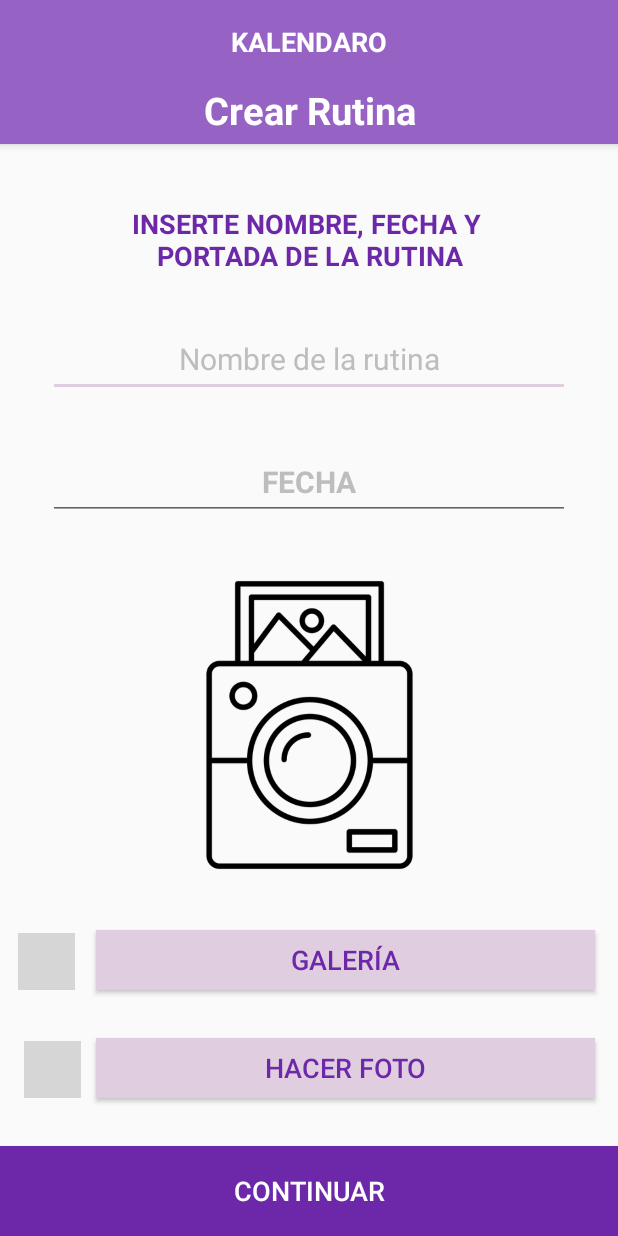
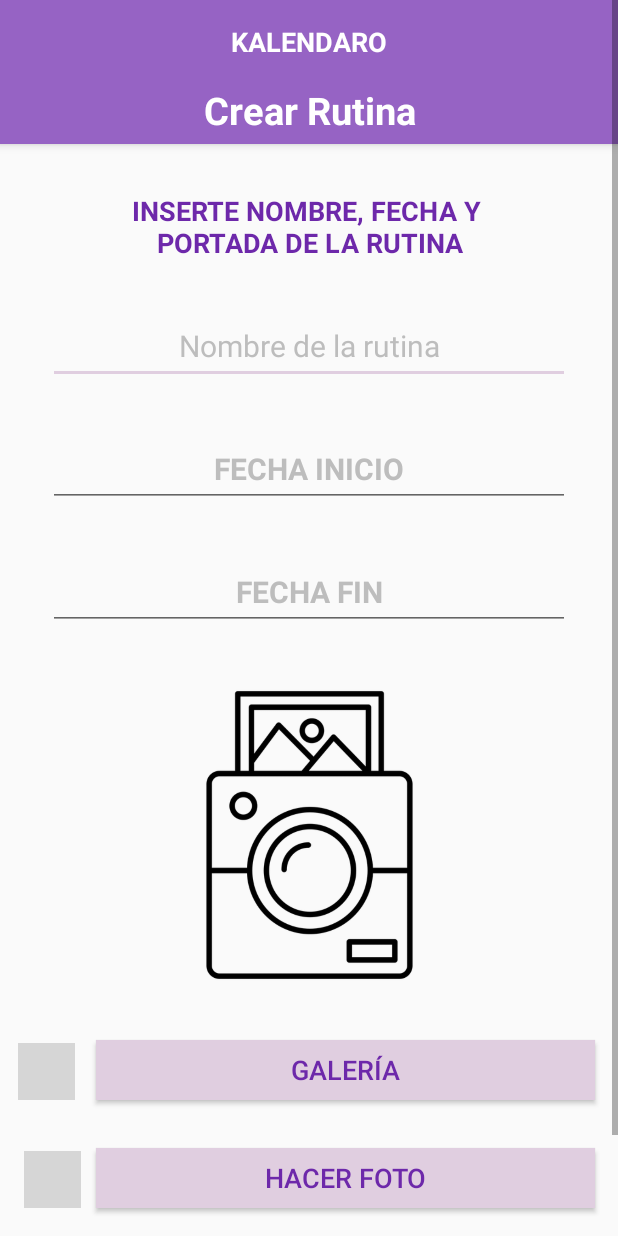
Before and after one commit to raquelmgv/kalendaro, an Android app: the layout activity_crear_rutina.xml on its own in the app's theme, with its tools: preview values and no code run, on a phone screen of 412 x 824 dp. Run offline under Robolectric (Android 15) with nearby library versions, the phone set to English and light mode, and no system bars; grey boxes are pictures that could not be loaded.

Commit message:
Rutinas con hora de inicio y hora de fin en Dia Calendar (Falta hacer que aparezcan en en dia actual)

```diff
--- a/app/src/main/java/Data/CrearRutinaHelper.kt
+++ b/app/src/main/java/Data/CrearRutinaHelper.kt
@@ -2,8 +2,6 @@ package Data
 
 data class CrearRutinaHelper(
     var nombreRutina: String,
-    var dia: String,
-    var mes: String,
-    var anio: String,
-    var fecha: String
+    var fechaInicio: String,
+    var fechaFin: String
 )
--- a/app/src/main/java/com/raquelgonzalezvillaescusa/kalendaro/activities/DiaActual.kt
+++ b/app/src/main/java/com/raquelgonzalezvillaescusa/kalendaro/activities/DiaActual.kt
@@ -113,7 +113,7 @@ class DiaActual : AppCompatActivity() {
             reference.child(fecha).setValue(diaActHelper)
         }
 
-        /*Si pasamos la fecha a la pagina de creación de rutinas, significa que se pondra por defecto en la actividad la fecha y la hora del dia en el que estamos*/
+        /* Se pondra por defecto en la actividad la fecha del dia del calendario en el que se está*/
         buttonCrearRutina.setOnClickListener {
             if(!fecha.isBlank()) {
                 intent = Intent(this@DiaActual, CategoriasActivity::class.java)
--- a/app/src/main/res/layout/activity_crear_rutina.xml
+++ b/app/src/main/res/layout/activity_crear_rutina.xml
@@ -132,14 +132,14 @@
             android:gravity="center"
             android:textColor="@color/colorPrimaryDark"
             android:textSize="@dimen/list_text_size"
-            app:layout_constraintBottom_toTopOf="@+id/rutinaInputFecha"
+            app:layout_constraintBottom_toTopOf="@+id/rutinaInputFechaInicio"
             app:layout_constraintEnd_toEndOf="parent"
             app:layout_constraintHorizontal_bias="1.0"
             app:layout_constraintStart_toStartOf="parent"
             tools:ignore="MissingConstraints" />
 
         <EditText
-            android:id="@+id/rutinaInputFecha"
+            android:id="@+id/rutinaInputFechaInicio"
             android:layout_width="match_parent"
             android:layout_height="@dimen/login_edit_text_height"
             android:layout_marginStart="32dp"
@@ -148,7 +148,25 @@
             android:clickable="false"
             android:focusable="false"
             android:gravity="center"
-            android:hint="@string/rutina_input_fecha"
+            android:hint="@string/rutina_input_fecha_inicio"
+            android:textColor="@color/colorPrimaryDark"
+            android:textSize="@dimen/list_text_size"
+            android:textStyle="bold"
+            app:layout_constraintBottom_toTopOf="@+id/rutinaInputFechaFin"
+            app:layout_constraintEnd_toEndOf="parent"
+            app:layout_constraintHorizontal_bias="0.0"
+            app:layout_constraintStart_toStartOf="parent" />
+        <EditText
+            android:id="@+id/rutinaInputFechaFin"
+            android:layout_width="match_parent"
+            android:layout_height="@dimen/login_edit_text_height"
+            android:layout_marginStart="32dp"
+            android:layout_marginEnd="32dp"
+            android:layout_marginBottom="32dp"
+            android:clickable="false"
+            android:focusable="false"
+            android:gravity="center"
+            android:hint="@string/rutina_input_fecha_fin"
             android:textColor="@color/colorPrimaryDark"
             android:textSize="@dimen/list_text_size"
             android:textStyle="bold"
--- a/app/src/main/res/values/strings.xml
+++ b/app/src/main/res/values/strings.xml
@@ -38,7 +38,9 @@
     <string name="rutina_insert_imagen_text">INSERTE NOMBRE, FECHA Y \nPORTADA DE LA RUTINA</string>
     <string name="appwidget_text">EXAMPLE</string>
     <string name="add_widget">Add widget</string>
-    <string name="rutina_input_fecha">FECHA</string>
+    <string name="rutina_input_fecha_inicio">FECHA INICIO</string>
+    <string name="rutina_input_fecha_fin">FECHA FIN</string>
+
     <!--Crear Actividad-->
     <string name="actividad_nombre">ACTIVIDAD</string>
     <string name="actividad_input_hora">HORA DE INICIO</string>
```
Also changed, not shown: app/src/main/java/com/raquelgonzalezvillaescusa/kalendaro/Functions.kt (+23 -12 lines), app/src/main/java/com/raquelgonzalezvillaescusa/kalendaro/MainActivity.kt (+6 -1 lines), app/src/main/java/com/raquelgonzalezvillaescusa/kalendaro/activities/CrearRutinaActivity.kt (+44 -12 lines), app/src/main/java/com/raquelgonzalezvillaescusa/kalendaro/activities/DiaCalendarActivity.kt (+25 -3 lines), app/src/main/res/layout/activity_dia_calendar.xml (+14 -1 lines).
